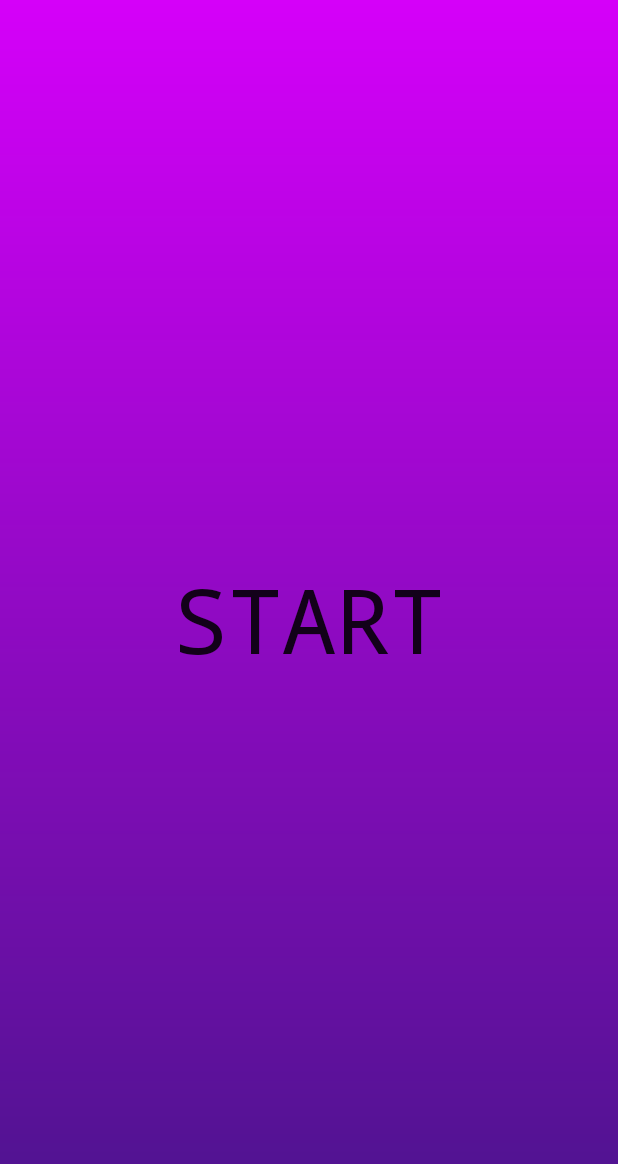
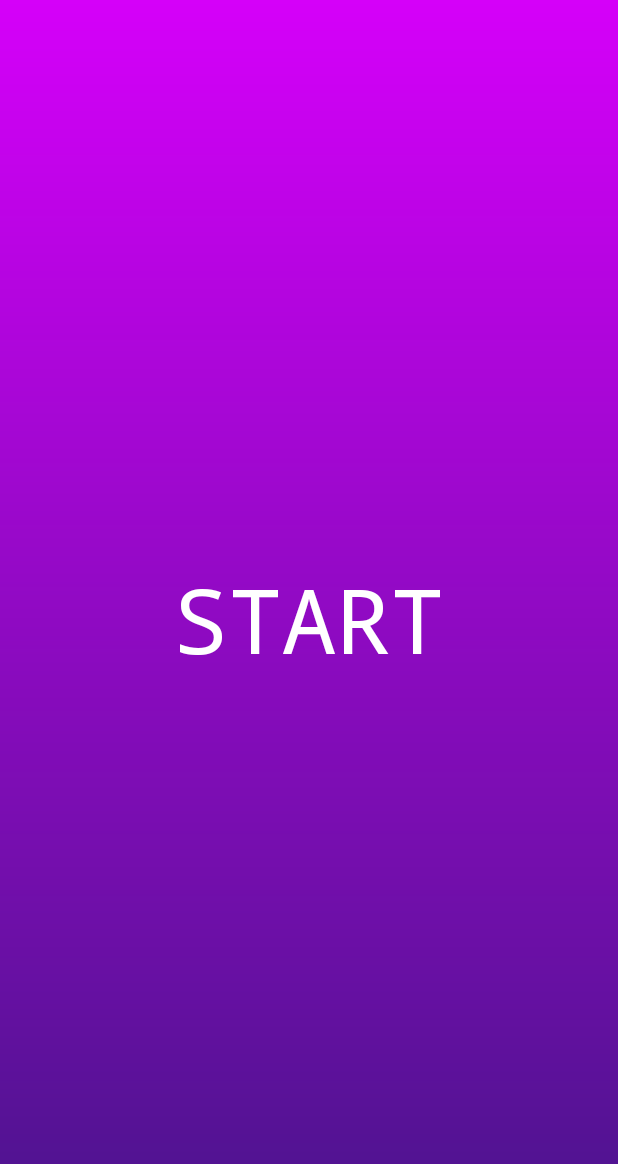
Before and after one commit to bsk17/BrainTrainer, an Android app: the screen it shows after launch (MainActivity), on a phone screen of 412 x 824 dp. Shown: the top 1164 px of the screen. Run offline under Robolectric (Android 15) with nearby library versions, the phone set to English and light mode, and no system bars.

Commit message:
completed project

```diff
--- a/app/src/main/res/layout/activity_main.xml
+++ b/app/src/main/res/layout/activity_main.xml
@@ -14,10 +14,11 @@
         android:layout_height="wrap_content"
         android:background="@android:color/transparent"
         android:backgroundTint="@android:color/transparent"
+        android:fontFamily="monospace"
         android:onClick="start"
         android:padding="20sp"
         android:text="START"
-        android:fontFamily="monospace"
+        android:textColor="@color/colorAccent"
         android:textSize="60sp"
         android:visibility="invisible"
         app:layout_constraintBottom_toBottomOf="parent"
@@ -183,15 +184,15 @@
             android:id="@+id/resultTextView"
             android:layout_width="wrap_content"
             android:layout_height="wrap_content"
-            android:layout_marginBottom="68dp"
-            android:fontFamily="monospace"
+            android:layout_marginTop="8dp"
+            android:fontFamily="casual"
             android:text="CORRECT"
             android:textAllCaps="false"
             android:textColor="@android:color/white"
             android:textSize="45sp"
-            app:layout_constraintBottom_toBottomOf="parent"
             app:layout_constraintEnd_toEndOf="parent"
-            app:layout_constraintStart_toStartOf="parent" />
+            app:layout_constraintStart_toStartOf="parent"
+            app:layout_constraintTop_toBottomOf="@+id/gridLayout" />
 
         <Button
             android:id="@+id/exitButton"
--- a/app/src/main/res/values/colors.xml
+++ b/app/src/main/res/values/colors.xml
@@ -2,7 +2,7 @@
 <resources>
     <color name="colorPrimary">#3F51B5</color>
     <color name="colorPrimaryDark">#303F9F</color>
-    <color name="colorAccent">#FFFFFF</color>
+    <color name="colorAccent">#ffffff</color>
 
     <!-- 1st Gradient color -->
     <color name="colorPurple_A400">#D500F9</color>
```
Also changed, not shown: app/src/main/java/com/example/hp/braintrainer/MainActivity.java (+79 -4 lines), app/src/main/res/drawable/drawable_green_gradient.xml (deleted, +0 -7 lines), app/src/main/res/drawable/drawable_yellow_gradient.xml (deleted, +0 -7 lines).
